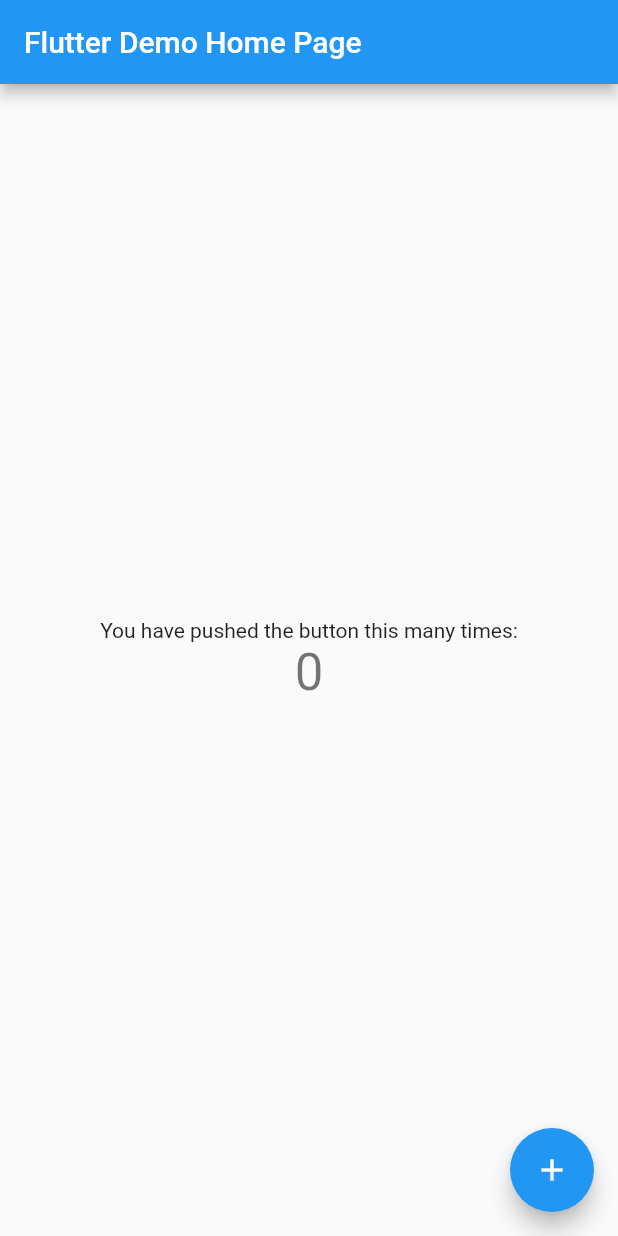
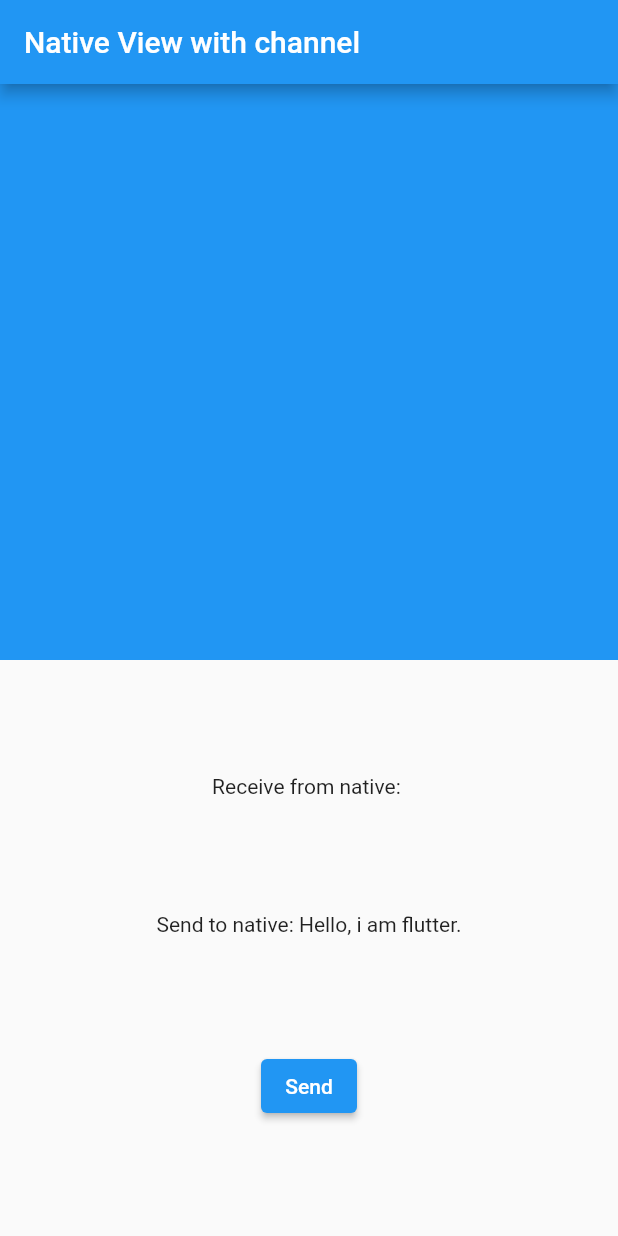
Before and after one commit to Walker-ZHAO/flutter-native-view_channel, a Flutter app: the screen it shows after launch, on a phone screen of 412 x 824 dp. Run offline on Flutter 3.47's test engine with Material 2 defaults, Android fonts, the phone set to English and light mode, and no system bars; our stand-ins replace flutter_riverpod.

Commit message:
添加原生View控制器，内部封装MethodChannel

```diff
--- a/lib/main.dart
+++ b/lib/main.dart
@@ -1,115 +1,63 @@
 import 'package:flutter/material.dart';
+import 'package:flutter_riverpod/flutter_riverpod.dart';
+import 'package:view_channel/native/native_view.dart';
+import 'package:view_channel/native/native_view_controller.dart';
 
 void main() {
-  runApp(const MyApp());
+  runApp(const ProviderScope(child: MyApp()));
 }
 
 class MyApp extends StatelessWidget {
   const MyApp({Key? key}) : super(key: key);
 
-  // This widget is the root of your application.
   @override
   Widget build(BuildContext context) {
     return MaterialApp(
       title: 'Flutter Demo',
       theme: ThemeData(
-        // This is the theme of your application.
-        //
-        // Try running your application with "flutter run". You'll see the
-        // application has a blue toolbar. Then, without quitting the app, try
-        // changing the primarySwatch below to Colors.green and then invoke
-        // "hot reload" (press "r" in the console where you ran "flutter run",
-        // or simply save your changes to "hot reload" in a Flutter IDE).
-        // Notice that the counter didn't reset back to zero; the application
-        // is not restarted.
         primarySwatch: Colors.blue,
       ),
-      home: const MyHomePage(title: 'Flutter Demo Home Page'),
+      home: const MyHomePage(),
     );
   }
 }
 
-class MyHomePage extends StatefulWidget {
-  const MyHomePage({Key? key, required this.title}) : super(key: key);
+class MyHomePage extends ConsumerWidget {
+  const MyHomePage({Key? key}) : super(key: key);
 
-  // This widget is the home page of your application. It is stateful, meaning
-  // that it has a State object (defined below) that contains fields that affect
-  // how it looks.
-
-  // This class is the configuration for the state. It holds the values (in this
-  // case the title) provided by the parent (in this case the App widget) and
-  // used by the build method of the State. Fields in a Widget subclass are
-  // always marked "final".
-
-  final String title;
+  static const _kHello = 'Hello, i am flutter.';
 
   @override
-  State<MyHomePage> createState() => _MyHomePageState();
-}
-
-class _MyHomePageState extends State<MyHomePage> {
-  int _counter = 0;
-
-  void _incrementCounter() {
-    setState(() {
-      // This call to setState tells the Flutter framework that something has
-      // changed in this State, which causes it to rerun the build method below
-      // so that the display can reflect the updated values. If we changed
-      // _counter without calling setState(), then the build method would not be
-      // called again, and so nothing would appear to happen.
-      _counter++;
-    });
-  }
-
-  @override
-  Widget build(BuildContext context) {
-    // This method is rerun every time setState is called, for instance as done
-    // by the _incrementCounter method above.
-    //
-    // The Flutter framework has been optimized to make rerunning build methods
-    // fast, so that you can just rebuild anything that needs updating rather
-    // than having to individually change instances of widgets.
+  Widget build(BuildContext context, WidgetRef ref) {
     return Scaffold(
       appBar: AppBar(
-        // Here we take the value from the MyHomePage object that was created by
-        // the App.build method, and use it to set our appbar title.
-        title: Text(widget.title),
+        title: const Text('Native View with channel'),
       ),
-      body: Center(
-        // Center is a layout widget. It takes a single child and positions it
-        // in the middle of the parent.
-        child: Column(
-          // Column is also a layout widget. It takes a list of children and
-          // arranges them vertically. By default, it sizes itself to fit its
-          // children horizontally, and tries to be as tall as its parent.
-          //
-          // Invoke "debug painting" (press "p" in the console, choose the
-          // "Toggle Debug Paint" action from the Flutter Inspector in Android
-          // Studio, or the "Toggle Debug Paint" command in Visual Studio Code)
-          // to see the wireframe for each widget.
-          //
-          // Column has various properties to control how it sizes itself and
-          // how it positions its children. Here we use mainAxisAlignment to
-          // center the children vertically; the main axis here is the vertical
-          // axis because Columns are vertical (the cross axis would be
-          // horizontal).
-          mainAxisAlignment: MainAxisAlignment.center,
-          children: <Widget>[
-            const Text(
-              'You have pushed the button this many times:',
+      body: Column(
+        children: [
+          const Flexible(
+            child: NativeViewWidget(),
+          ),
+          Flexible(
+            child: Center(
+              child: Column(
+                mainAxisAlignment: MainAxisAlignment.spaceEvenly,
+                children: [
+                  Text(
+                      'Receive from native: ${ref.watch(nativeMessageProvider)}'),
+                  const Text('Send to native: $_kHello'),
+                  ElevatedButton(
+                    onPressed: () {
+                      // TODO 使用 [NativeViewController] 发送数据
+                    },
+                    child: const Text('Send'),
+                  )
+                ],
+              ),
             ),
-            Text(
-              '$_counter',
-              style: Theme.of(context).textTheme.headline4,
-            ),
-          ],
-        ),
+          ),
+        ],
       ),
-      floatingActionButton: FloatingActionButton(
-        onPressed: _incrementCounter,
-        tooltip: 'Increment',
-        child: const Icon(Icons.add),
-      ), // This trailing comma makes auto-formatting nicer for build methods.
     );
   }
 }
--- /dev/null
+++ b/lib/native/native_view.dart
@@ -0,0 +1,18 @@
+import 'package:flutter/material.dart';
+
+///
+/// 原生视图包装组件
+///
+/// Author: walker
+/// Email: zhaocework@gmail.com
+/// Date: 2022/4/20
+class NativeViewWidget extends StatelessWidget {
+  const NativeViewWidget({Key? key}) : super(key: key);
+
+  @override
+  Widget build(BuildContext context) {
+    return Container(
+      color: Colors.blue,
+    );
+  }
+}
--- /dev/null
+++ b/lib/native/native_view_controller.dart
@@ -0,0 +1,66 @@
+import 'package:flutter/foundation.dart';
+import 'package:flutter/services.dart';
+import 'package:flutter_riverpod/flutter_riverpod.dart';
+
+///
+/// 负责与原生View通信的控制器
+///
+/// Author: walker
+/// Email: zhaocework@gmail.com
+/// Date: 2022/4/20
+class NativeViewController {
+  static const _kChannelNamePrefix = "walker.flutter.view_channel";
+  static const _kMethodSendToNative = "sendToNative";
+  static const _kMethodReceiveFromNative = "receiveFromNative";
+  static const _kParamMessage = "message";
+
+  // 负责通信的通道
+  late final MethodChannel _methodChannel;
+  // 接收消息后更新Provider
+  final Reader _reader;
+
+  NativeViewController(int viewId, this._reader) {
+    _methodChannel = MethodChannel('$_kChannelNamePrefix/$viewId');
+    _methodChannel.setMethodCallHandler(_handleMethod);
+  }
+
+  Future<dynamic> _handleMethod(MethodCall call) async {
+    switch (call.method) {
+      case _kMethodReceiveFromNative:
+        // 读取参数后，更新Provider
+        final message =
+            (call.arguments as Map<String, dynamic>)[_kParamMessage];
+        _reader(nativeMessageProvider.notifier).state = message;
+        return Future.value(0);
+    }
+  }
+
+  Future<void> sendToNative(String text) async {
+    try {
+      final result = await _methodChannel
+          .invokeMethod(_kMethodSendToNative, {_kParamMessage: text});
+      if (kDebugMode) {
+        print('Result for sendToNative: $result');
+      }
+    } on PlatformException catch (e) {
+      if (kDebugMode) {
+        print(e);
+      }
+    } on MissingPluginException catch (e) {
+      if (kDebugMode) {
+        print(e);
+      }
+    }
+  }
+}
+
+// 从平台端发送来的消息
+final nativeMessageProvider = StateProvider<String>((ref) {
+  return "";
+});
+
+// TODO 原生View通信控制器
+final nativeViewControllerProvider =
+    StateProvider<NativeViewController?>((ref) {
+  return null;
+});
--- a/pubspec.yaml
+++ b/pubspec.yaml
@@ -33,7 +33,8 @@ dependencies:
 
   # The following adds the Cupertino Icons font to your application.
   # Use with the CupertinoIcons class for iOS style icons.
-  cupertino_icons: ^1.0.2
+  cupertino_icons: ^1.0.4
+  flutter_riverpod: ^1.0.3
 
 dev_dependencies:
   flutter_test:
@@ -44,7 +45,7 @@ dev_dependencies:
   # activated in the `analysis_options.yaml` file located at the root of your
   # package. See that file for information about deactivating specific lint
   # rules and activating additional ones.
-  flutter_lints: ^1.0.0
+  flutter_lints: ^1.0.4
 
 # For information on the generic Dart part of this file, see the
 # following page: https://dart.dev/tools/pub/pubspec
```
Also changed, not shown: pubspec.lock.
